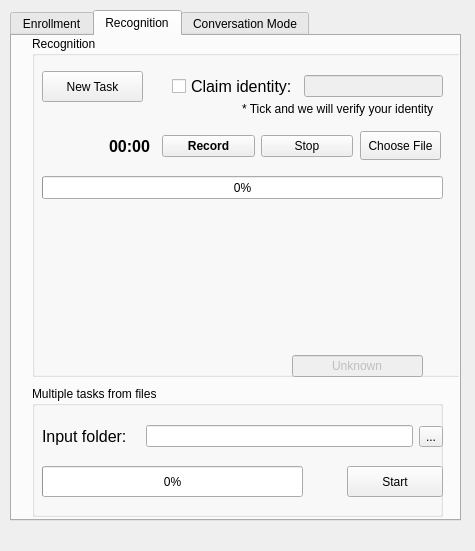
Before: the Qt Designer form gui/edytor.ui in ppwwyyxx/speaker-recognition, drawn with Qt 5.
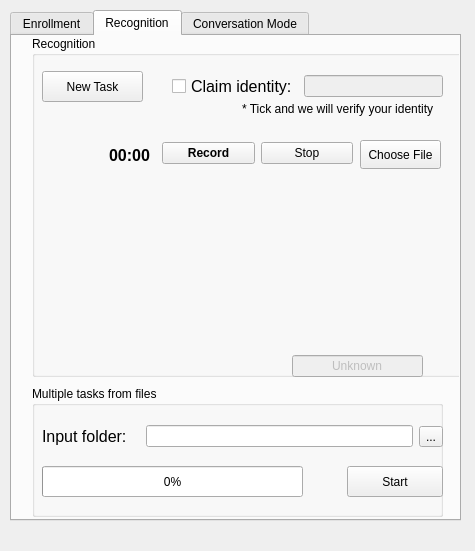
After: the same form once the commit is applied. The open tabs and pages were chosen to show the change.

```diff
--- a/gui/edytor.ui
+++ b/gui/edytor.ui
@@ -512,7 +512,7 @@
       <property name="geometry">
        <rect>
         <x>77</x>
-        <y>100</y>
+        <y>109</y>
         <width>51</width>
         <height>21</height>
        </rect>
@@ -572,24 +572,11 @@
        <string>New Task</string>
       </property>
      </widget>
-     <widget class="QProgressBar" name="recoProgressBar">
-      <property name="geometry">
-       <rect>
-        <x>10</x>
-        <y>140</y>
-        <width>401</width>
-        <height>23</height>
-       </rect>
-      </property>
-      <property name="value">
-       <number>0</number>
-      </property>
-     </widget>
      <widget class="QWidget" name="horizontalLayoutWidget_6">
       <property name="geometry">
        <rect>
         <x>130</x>
-        <y>90</y>
+        <y>97</y>
         <width>191</width>
         <height>41</height>
        </rect>
@@ -621,7 +608,7 @@
       <property name="geometry">
        <rect>
         <x>328</x>
-        <y>95</y>
+        <y>104</y>
         <width>81</width>
         <height>29</height>
        </rect>
```
Left out of the diff: 2 changed lines with no effect on the pictures.
